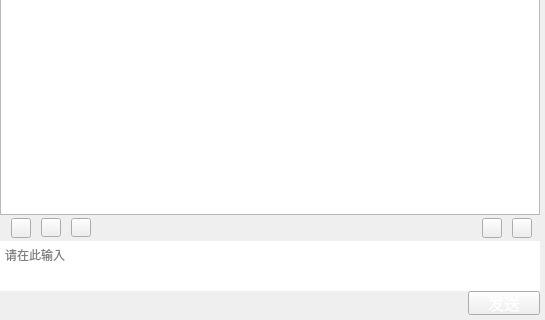
Qt form qatime-studio/UIChatRoom.ui (chuanjiabao1981/qatime-win) before a commit; both pictures show x 0 to 545 and y 342 to 662 of the 545 by 662 pixel window.
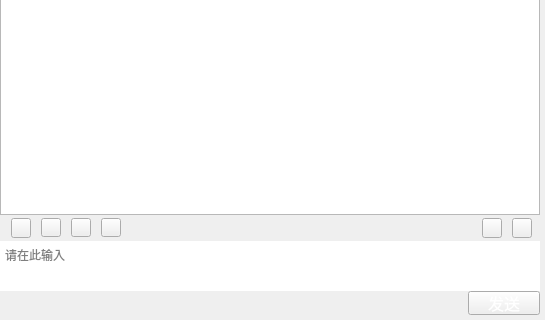
The same form after that commit. Icons and pictures are not drawn. Custom widgets are drawn as their Qt base class.

The edit to the form file:
```diff
--- a/qatime-studio/UIChatRoom.ui
+++ b/qatime-studio/UIChatRoom.ui
@@ -366,6 +366,37 @@
           </property>
          </widget>
         </item>
+        <item>
+         <widget class="QPushButton" name="Btn_AutoAudio">
+          <property name="minimumSize">
+           <size>
+            <width>20</width>
+            <height>19</height>
+           </size>
+          </property>
+          <property name="maximumSize">
+           <size>
+            <width>20</width>
+            <height>19</height>
+           </size>
+          </property>
+          <property name="sizeIncrement">
+           <size>
+            <width>0</width>
+            <height>0</height>
+           </size>
+          </property>
+          <property name="cursor">
+           <cursorShape>PointingHandCursor</cursorShape>
+          </property>
+          <property name="toolTip">
+           <string>自动播放语音</string>
+          </property>
+          <property name="text">
+           <string/>
+          </property>
+         </widget>
+        </item>
         <item>
          <spacer name="horizontalSpacer">
           <property name="orientation">
```
Left out of the diff: 5 changed lines with no effect on the pictures.
